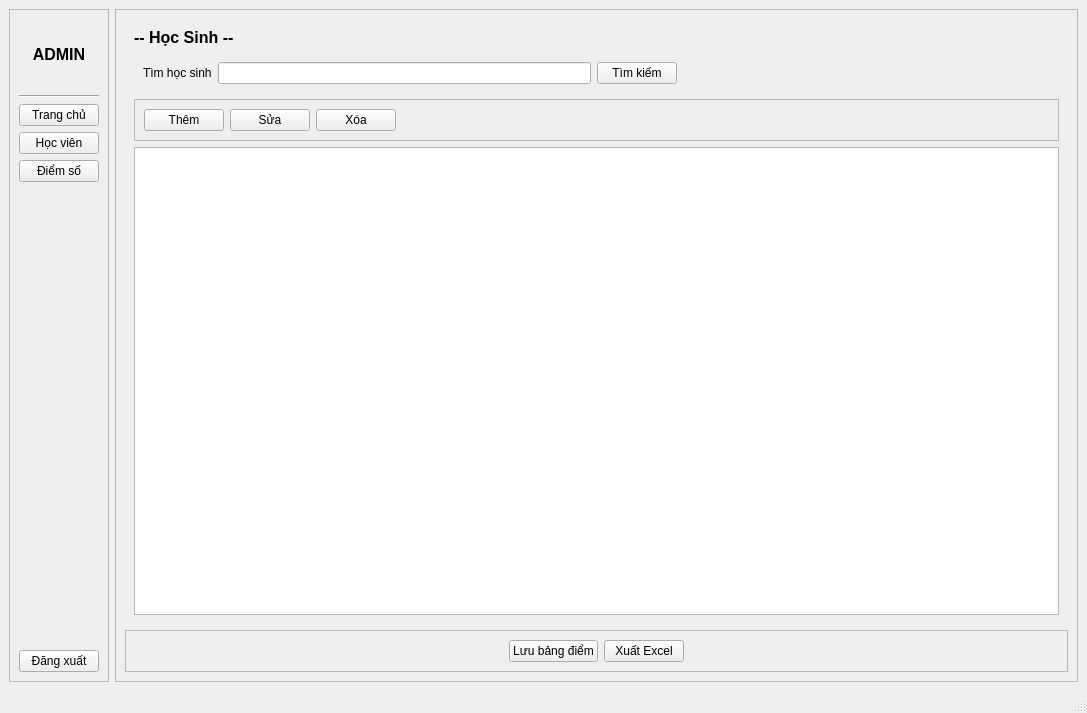
Old version of the form desktop_app/ui/admin.ui in the repository LODNight/QT_school_lms.
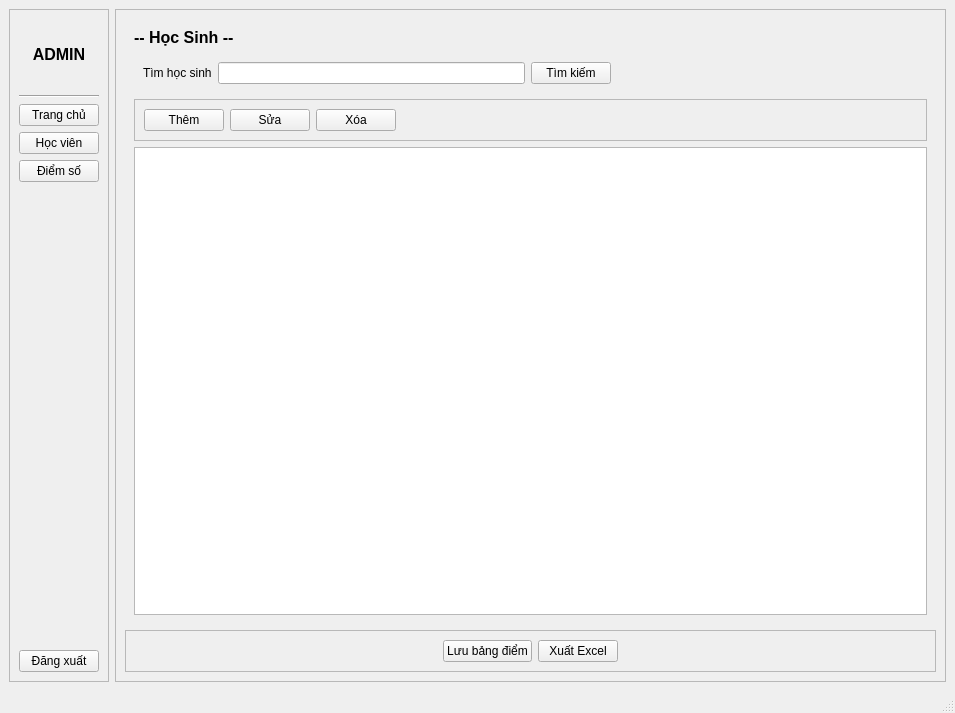
New version of the form.

The edit to the form file:
```diff
--- a/desktop_app/ui/admin.ui
+++ b/desktop_app/ui/admin.ui
@@ -6,7 +6,7 @@
    <rect>
     <x>0</x>
     <y>0</y>
-    <width>1087</width>
+    <width>955</width>
     <height>713</height>
    </rect>
   </property>
```
